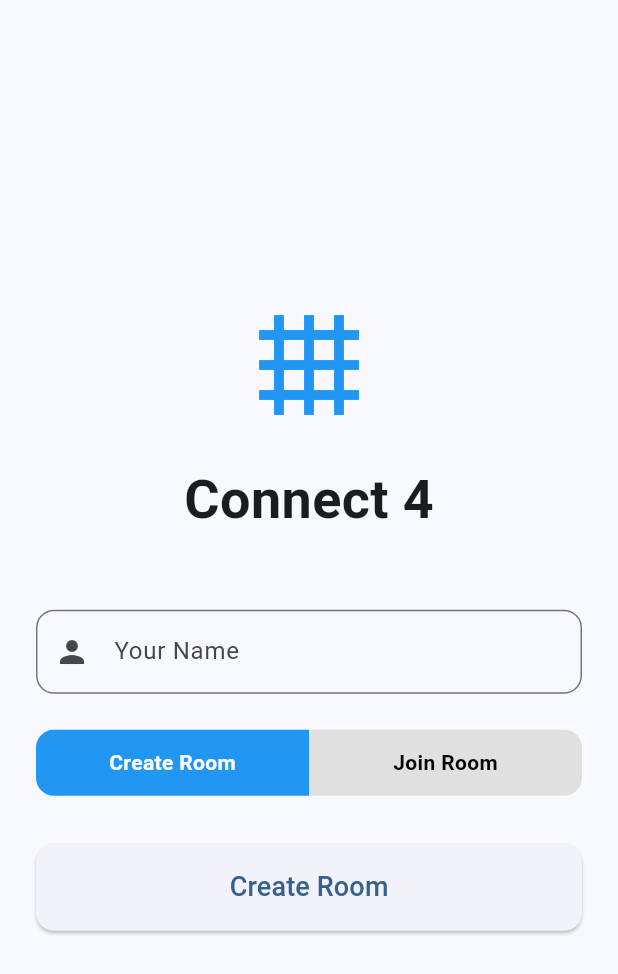
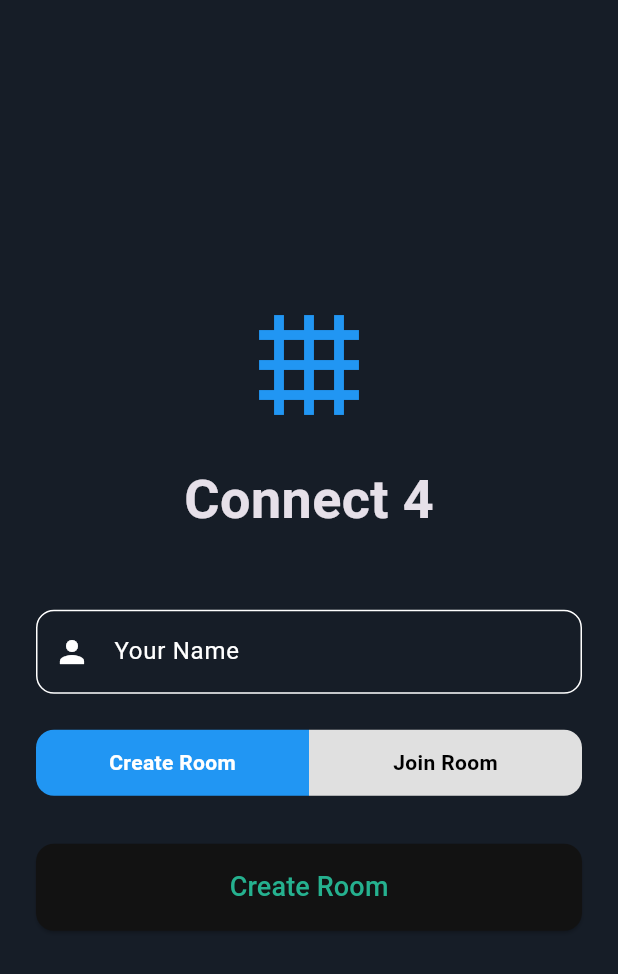
Before and after one commit to zweldev/join_4, a Flutter app: the screen it shows after launch, on a phone screen of 412 x 824 dp. Shown: the top 974 px of the screen. Run offline on Flutter 3.47's test engine with Material 3 defaults, Android fonts, the phone set to English and light mode, and no system bars; our stand-ins replace equatable, flutter_bloc; network calls fail.

Commit message:
ui fixes

```diff
--- a/lib/main.dart
+++ b/lib/main.dart
@@ -17,10 +17,17 @@ class Connect4App extends StatelessWidget {
       child: MaterialApp(
         title: 'Connect 4',
         debugShowCheckedModeBanner: false,
-        theme: ThemeData(
-          colorScheme: ColorScheme.fromSeed(seedColor: Colors.blue),
-          useMaterial3: true,
+      theme: ThemeData.dark().copyWith(
+        scaffoldBackgroundColor: const Color(0xFF161D27),
+        appBarTheme: const AppBarTheme(
+          backgroundColor: Color(0xFF161D27),
+          elevation: 0,
         ),
+        colorScheme: const ColorScheme.dark(
+          primary: Color(0xFF25B18F),
+          secondary: Color(0xFFF26B70),
+        ),
+      ),
         home: const LobbyScreen(),
       ),
     );
--- a/lib/widgets/player_card.dart
+++ b/lib/widgets/player_card.dart
@@ -33,7 +33,9 @@ class PlayerCard extends StatelessWidget {
             width: 40,
             height: 40,
             decoration: BoxDecoration(
-              color: player.symbol == 'X' ? Colors.red : Colors.yellow,
+              color: player.symbol == 'X'
+                  ? const Color(0xFFF26B70)
+                  : const Color(0xFF25B18F),
               shape: BoxShape.circle,
             ),
             child: Center(
```
Also changed, not shown: lib/widgets/game_board.dart (+34 -82 lines).
